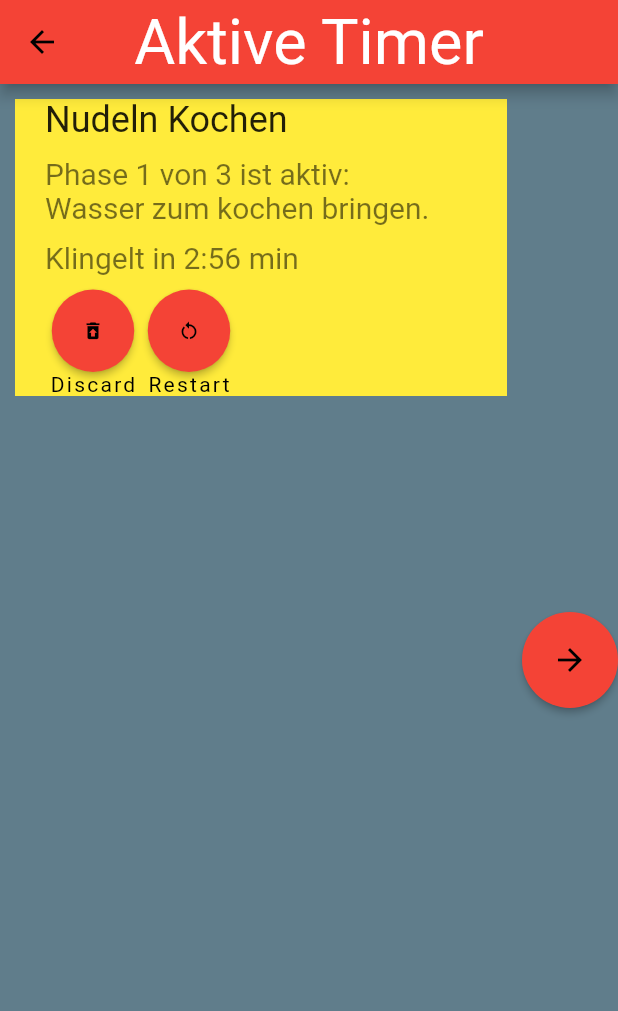
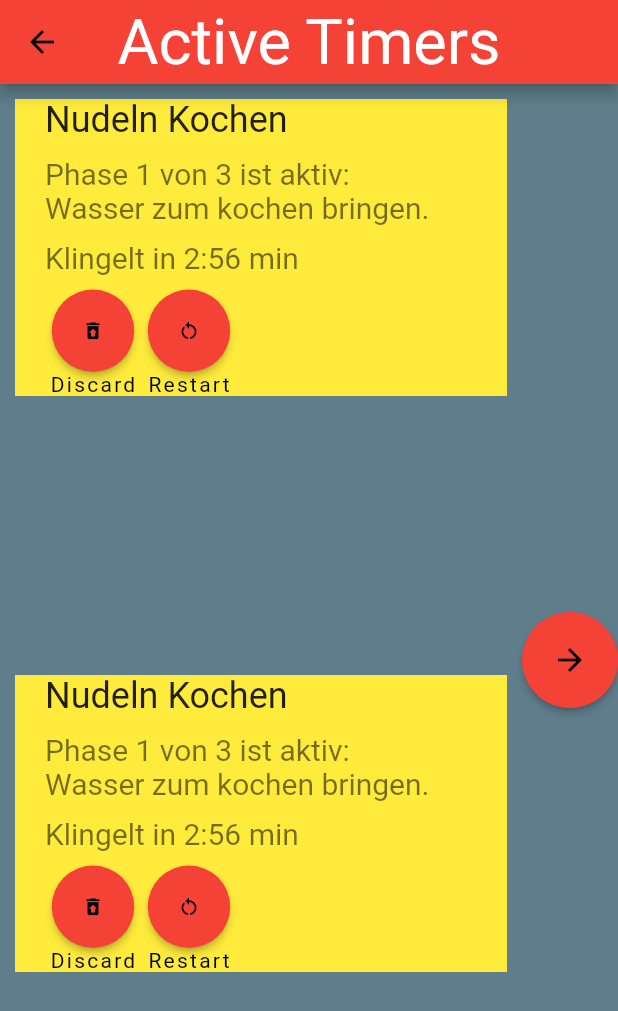
Before and after one commit to BogyMitutoyoCTL/BOGY-App-2023-04, a Flutter app: the screen it shows after launch, after a tap on an icon or button, on a phone screen of 412 x 824 dp. Shown: the top 1011 px of the screen. Run offline on Flutter 3.47's test engine with Material 2 defaults, Android fonts, the phone set to English and light mode, and no system bars; our stand-ins replace shared_preferences; generated files the repository leaves out were written again.

Commit message:
extract subwidget

```diff
--- a/multitimer/lib/ActiveTimers.dart
+++ b/multitimer/lib/ActiveTimers.dart
@@ -1,6 +1,7 @@
 import 'package:flutter/material.dart';
 import 'package:flutter_gen/gen_l10n/app_localizations.dart';
 import 'package:multitimer/ExpiredTimers.dart';
+import 'package:multitimer/SubWidgets/ActiveTimer.dart';
 
 class ActiveTimers extends StatefulWidget {
   var data;
@@ -14,96 +15,16 @@ class _ActiveTimersState extends State<ActiveTimers> {
   @override
   Widget build(BuildContext context) {
     return Scaffold(
-      appBar: new AppBar(title: new Text("Aktive Timer")),
+        appBar:
+            new AppBar(title: new Text(AppLocalizations.of(context)!.aktimer)),
         body: Center(
           child: Row(
             children: [
               Expanded(
-              child: new Column(
+                child: Column(
                   children: [
-                  Padding(
-                    padding: const EdgeInsets.all(10.0),
-                    child: new Container(
-                      color: Colors.yellow,
-                      child: Padding(
-                        padding: const EdgeInsets.fromLTRB(20, 0, 0, 0),
-                        child: Column(
-                          crossAxisAlignment: CrossAxisAlignment.start,
-                          children: [
-                            Padding(
-                              padding: const EdgeInsets.fromLTRB(0, 0, 0, 10),
-                              child: new Text(
-                                "Nudeln Kochen",
-                                style: Theme.of(context).textTheme.bodyMedium,
-                              ),
-                            ),
-                            new Text(
-                              "Phase 1 von 3 ist aktiv:",
-                              style: Theme.of(context).textTheme.bodySmall,
-                            ),
-                            new Text("Wasser zum kochen bringen.",
-                                style: Theme.of(context).textTheme.bodySmall),
-                            Padding(
-                              padding: const EdgeInsets.fromLTRB(0, 10, 0, 10),
-                              child: new Text("Klingelt in 2:56 min",
-                                  style: Theme.of(context).textTheme.bodySmall),
-                            ),
-                            Row(
-                              children: [
-                                Column(
-                                  children: [
-                                    new ElevatedButton(
-                                      onPressed: onPressed,
-                                      child: Icon(
-                                        Icons.restore_from_trash,
-                                        size: 15,
-                                      ),
-                                      style: ElevatedButton.styleFrom(
-                                        shape: CircleBorder(),
-                                        padding: EdgeInsets.all(20),
-                                      ),
-                                    ),
-                                    new Text(
-                                        AppLocalizations.of(context)!.discard,
-                                        style: Theme.of(context)
-                                            .textTheme
-                                            .labelSmall)
-                                  ],
-                                ),
-                                Column(
-                                  children: [
-                                    new ElevatedButton(
-                                        onPressed: onClicked,
-                                        child: Icon(
-                                          Icons.restart_alt,
-                                          size: 15,
-                                        ),
-                                        style: ElevatedButton.styleFrom(
-                                          shape: CircleBorder(),
-                                          padding: EdgeInsets.all(20),
-                                        )),
-                                    new Text(
-                                        AppLocalizations.of(context)!.restart,
-                                        style: Theme.of(context)
-                                            .textTheme
-                                            .labelSmall)
-                                  ],
-                                )
-                              ],
-                            )
-                          ],
-                        ),
-                      ),
-                    ),
-                  ),
-                  Padding(
-                    padding: const EdgeInsets.all(10.0),
-                    child: new Container(color: Colors.blue),
-                  ),
-                  Padding(
-                    padding: const EdgeInsets.all(10.0),
-                    child: new Container(color: Colors.red),
-                  ),
+                    ActiveTimer(),
+                    ActiveTimer(),
                   ],
                 ),
               ),
@@ -117,8 +38,7 @@ class _ActiveTimersState extends State<ActiveTimers> {
               ),
             ],
           ),
-      ),
-    );
+        ));
   }
 
   void onPressed() {}
--- /dev/null
+++ b/multitimer/lib/SubWidgets/ActiveTimer.dart
@@ -0,0 +1,97 @@
+import 'package:flutter/material.dart';
+import 'package:flutter_gen/gen_l10n/app_localizations.dart';
+
+class ActiveTimer extends StatelessWidget {
+  const ActiveTimer({Key? key}) : super(key: key);
+
+  @override
+  Widget build(BuildContext context) {
+    return Expanded(
+      child: new Column(
+        children: [
+          Padding(
+            padding: const EdgeInsets.all(10.0),
+            child: new Container(
+              color: Colors.yellow,
+              child: Padding(
+                padding: const EdgeInsets.fromLTRB(20, 0, 0, 0),
+                child: Column(
+                  crossAxisAlignment: CrossAxisAlignment.start,
+                  children: [
+                    Padding(
+                      padding: const EdgeInsets.fromLTRB(0, 0, 0, 10),
+                      child: new Text(
+                        "Nudeln Kochen",
+                        style: Theme.of(context).textTheme.bodyMedium,
+                      ),
+                    ),
+                    new Text(
+                      "Phase 1 von 3 ist aktiv:",
+                      style: Theme.of(context).textTheme.bodySmall,
+                    ),
+                    new Text("Wasser zum kochen bringen.",
+                        style: Theme.of(context).textTheme.bodySmall),
+                    Padding(
+                      padding: const EdgeInsets.fromLTRB(0, 10, 0, 10),
+                      child: new Text("Klingelt in 2:56 min",
+                          style: Theme.of(context).textTheme.bodySmall),
+                    ),
+                    Row(
+                      children: [
+                        Column(
+                          children: [
+                            new ElevatedButton(
+                              onPressed: onDelete,
+                              child: Icon(
+                                Icons.restore_from_trash,
+                                size: 15,
+                              ),
+                              style: ElevatedButton.styleFrom(
+                                shape: CircleBorder(),
+                                padding: EdgeInsets.all(20),
+                              ),
+                            ),
+                            new Text(AppLocalizations.of(context)!.discard,
+                                style: Theme.of(context).textTheme.labelSmall)
+                          ],
+                        ),
+                        Column(
+                          children: [
+                            new ElevatedButton(
+                                onPressed: onRestart,
+                                child: Icon(
+                                  Icons.restart_alt,
+                                  size: 15,
+                                ),
+                                style: ElevatedButton.styleFrom(
+                                  shape: CircleBorder(),
+                                  padding: EdgeInsets.all(20),
+                                )),
+                            new Text(AppLocalizations.of(context)!.restart,
+                                style: Theme.of(context).textTheme.labelSmall)
+                          ],
+                        )
+                      ],
+                    )
+                  ],
+                ),
+              ),
+            ),
+          ),
+          Padding(
+            padding: const EdgeInsets.all(10.0),
+            child: new Container(color: Colors.blue),
+          ),
+          Padding(
+            padding: const EdgeInsets.all(10.0),
+            child: new Container(color: Colors.red),
+          ),
+        ],
+      ),
+    );
+  }
+
+  void onDelete() {}
+
+  void onRestart() {}
+}
```
Lines whose indentation alone changed are shown as unchanged.
